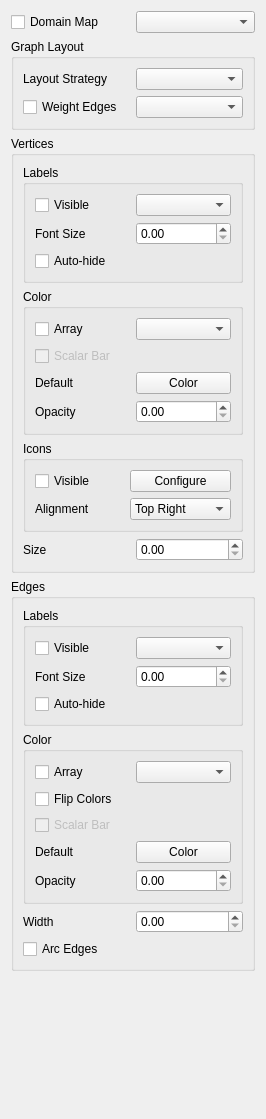
Above: Plugins/ClientGraphView/ClientGraphDisplay.ui from wildmichael/ParaView3-enhancements-old before the change. Below: the same form after it.
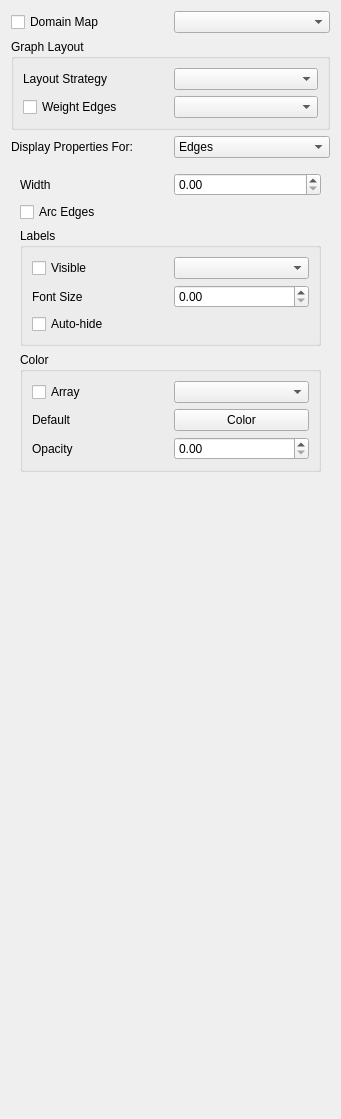
That is the form after the change. Custom widgets are drawn as their Qt base class.

Commit message: ENH: Improve OverView graph display UI.

Patch:
```diff
--- a/Plugins/ClientGraphView/ClientGraphDisplay.ui
+++ b/Plugins/ClientGraphView/ClientGraphDisplay.ui
@@ -6,15 +6,15 @@
    <rect>
     <x>0</x>
     <y>0</y>
-    <width>266</width>
+    <width>341</width>
     <height>1119</height>
    </rect>
   </property>
   <property name="windowTitle">
    <string>Form</string>
   </property>
-  <layout class="QVBoxLayout">
-   <item>
+  <layout class="QGridLayout" name="gridLayout_3">
+   <item row="0" column="0" colspan="2">
     <layout class="QHBoxLayout">
      <item>
       <widget class="QCheckBox" name="useDomainMap">
@@ -28,14 +28,14 @@
      </item>
     </layout>
    </item>
-   <item>
-    <widget class="QGroupBox" name="groupBox_5">
+   <item row="1" column="0" colspan="2">
+    <widget class="QGroupBox" name="groupBox_7">
      <property name="title">
       <string>Graph Layout</string>
      </property>
-     <layout class="QGridLayout" name="gridLayout">
+     <layout class="QGridLayout" name="_8">
       <item row="0" column="0">
-       <widget class="QLabel" name="label_6">
+       <widget class="QLabel" name="label_7">
         <property name="text">
          <string>Layout Strategy</string>
         </property>
@@ -57,18 +57,170 @@
      </layout>
     </widget>
    </item>
+   <item row="2" column="0">
+    <widget class="QLabel" name="label_19">
+     <property name="text">
+      <string>Display Properties For:</string>
+     </property>
+    </widget>
+   </item>
+   <item row="2" column="1">
+    <widget class="QComboBox" name="displayFor">
    <item>
-    <widget class="QGroupBox" name="vertices">
-     <property name="title">
+      <property name="text">
+       <string>Edges</string>
+      </property>
+     </item>
+     <item>
+      <property name="text">
       <string>Vertices</string>
      </property>
-     <layout class="QVBoxLayout">
-      <item>
+     </item>
+    </widget>
+   </item>
+   <item row="3" column="0" colspan="2">
+    <widget class="QStackedWidget" name="stackedWidget">
+     <property name="currentIndex">
+      <number>0</number>
+     </property>
+     <widget class="QWidget" name="page_3">
+      <layout class="QGridLayout" name="gridLayout_4">
+       <item row="0" column="0">
+        <widget class="QLabel" name="label_2">
+         <property name="text">
+          <string>Width</string>
+         </property>
+        </widget>
+       </item>
+       <item row="0" column="1">
+        <widget class="QDoubleSpinBox" name="edgeWidth"/>
+       </item>
+       <item row="1" column="0">
+        <widget class="QCheckBox" name="arcEdges">
+         <property name="text">
+          <string>Arc Edges</string>
+         </property>
+        </widget>
+       </item>
+       <item row="2" column="0" colspan="2">
+        <widget class="QGroupBox" name="groupBox_4">
+         <property name="title">
+          <string>Labels</string>
+         </property>
+         <layout class="QGridLayout" name="_3">
+          <item row="0" column="0">
+           <widget class="QCheckBox" name="edgeLabels">
+            <property name="text">
+             <string>Visible</string>
+            </property>
+           </widget>
+          </item>
+          <item row="0" column="1">
+           <widget class="QComboBox" name="edgeLabelArray"/>
+          </item>
+          <item row="1" column="0">
+           <widget class="QLabel" name="label_9">
+            <property name="text">
+             <string>Font Size</string>
+            </property>
+           </widget>
+          </item>
+          <item row="1" column="1">
+           <widget class="QDoubleSpinBox" name="edgeLabelFontSize"/>
+          </item>
+          <item row="2" column="0">
+           <widget class="QCheckBox" name="autoHideEdgeLabels">
+            <property name="text">
+             <string>Auto-hide</string>
+            </property>
+           </widget>
+          </item>
+         </layout>
+        </widget>
+       </item>
+       <item row="3" column="0" colspan="2">
+        <widget class="QGroupBox" name="groupBox_3">
+         <property name="title">
+          <string>Color</string>
+         </property>
+         <layout class="QGridLayout" name="_4">
+          <item row="0" column="0">
+           <widget class="QCheckBox" name="edgeColorByArray">
+            <property name="text">
+             <string>Array</string>
+            </property>
+           </widget>
+          </item>
+          <item row="0" column="1">
+           <widget class="QComboBox" name="edgeColorArray"/>
+          </item>
+          <item row="1" column="0">
+           <widget class="QLabel" name="label_11">
+            <property name="text">
+             <string>Default</string>
+            </property>
+           </widget>
+          </item>
+          <item row="1" column="1">
+           <widget class="pqColorChooserButton" name="edgeColor">
+            <property name="text">
+             <string>Color</string>
+            </property>
+           </widget>
+          </item>
+          <item row="2" column="0">
+           <widget class="QLabel" name="label_4">
+            <property name="text">
+             <string>Opacity</string>
+            </property>
+           </widget>
+          </item>
+          <item row="2" column="1">
+           <widget class="QDoubleSpinBox" name="edgeOpacity">
+            <property name="maximum">
+             <double>1.000000000000000</double>
+            </property>
+            <property name="singleStep">
+             <double>0.100000000000000</double>
+            </property>
+           </widget>
+          </item>
+         </layout>
+        </widget>
+       </item>
+       <item row="4" column="1">
+        <spacer name="verticalSpacer_3">
+         <property name="orientation">
+          <enum>Qt::Vertical</enum>
+         </property>
+         <property name="sizeHint" stdset="0">
+          <size>
+           <width>17</width>
+           <height>130</height>
+          </size>
+         </property>
+        </spacer>
+       </item>
+      </layout>
+     </widget>
+     <widget class="QWidget" name="page_2">
+      <layout class="QGridLayout" name="gridLayout">
+       <item row="0" column="0">
+        <widget class="QLabel" name="label">
+         <property name="text">
+          <string>Size</string>
+         </property>
+        </widget>
+       </item>
+       <item row="0" column="1">
+        <widget class="QDoubleSpinBox" name="vertexSize"/>
+       </item>
+       <item row="1" column="0" colspan="2">
        <widget class="QGroupBox" name="groupBox_2">
         <property name="title">
          <string>Labels</string>
         </property>
-        <layout class="QGridLayout">
+         <layout class="QGridLayout" name="_5">
          <item row="0" column="0">
           <widget class="QCheckBox" name="vertexLabels">
            <property name="text">
@@ -99,12 +251,12 @@
         </layout>
        </widget>
       </item>
-      <item>
+       <item row="2" column="0" colspan="2">
        <widget class="QGroupBox" name="groupBox">
         <property name="title">
          <string>Color</string>
         </property>
-        <layout class="QGridLayout">
+         <layout class="QGridLayout" name="_6">
          <item row="0" column="0">
           <widget class="QCheckBox" name="vertexColorByArray">
            <property name="text">
@@ -116,37 +268,27 @@
           <widget class="QComboBox" name="vertexColorArray"/>
          </item>
          <item row="1" column="0">
-          <widget class="QCheckBox" name="vertexScalarBar">
-           <property name="enabled">
-            <bool>false</bool>
-           </property>
-           <property name="text">
-            <string>Scalar Bar</string>
-           </property>
-          </widget>
-         </item>
-         <item row="2" column="0">
           <widget class="QLabel" name="label_10">
            <property name="text">
             <string>Default</string>
            </property>
           </widget>
          </item>
-         <item row="2" column="1">
+          <item row="1" column="1">
           <widget class="pqColorChooserButton" name="vertexColor">
            <property name="text">
             <string>Color</string>
            </property>
           </widget>
          </item>
-         <item row="3" column="0">
+          <item row="2" column="0">
           <widget class="QLabel" name="label_3">
            <property name="text">
             <string>Opacity</string>
            </property>
           </widget>
          </item>
-         <item row="3" column="1">
+          <item row="2" column="1">
           <widget class="QDoubleSpinBox" name="vertexOpacity">
            <property name="maximum">
             <double>1.000000000000000</double>
@@ -159,12 +301,12 @@
         </layout>
        </widget>
       </item>
-      <item>
-       <widget class="QGroupBox" name="groupBox_2">
+       <item row="3" column="0" colspan="2">
+        <widget class="QGroupBox" name="groupBox_6">
         <property name="title">
          <string>Icons</string>
         </property>
-        <layout class="QGridLayout">
+         <layout class="QGridLayout" name="_7">
          <item row="0" column="0">
           <widget class="QCheckBox" name="iconVisibility">
            <property name="text">
@@ -238,158 +380,8 @@
         </layout>
        </widget>
       </item>
-      <item>
-       <layout class="QHBoxLayout">
-        <item>
-         <widget class="QLabel" name="label">
-          <property name="text">
-           <string>Size</string>
-          </property>
-         </widget>
-        </item>
-        <item>
-         <widget class="QDoubleSpinBox" name="vertexSize"/>
-        </item>
-       </layout>
-      </item>
-     </layout>
-    </widget>
-   </item>
-   <item>
-    <widget class="QGroupBox" name="edges">
-     <property name="title">
-      <string>Edges</string>
-     </property>
-     <layout class="QVBoxLayout">
-      <item>
-       <widget class="QGroupBox" name="groupBox_4">
-        <property name="title">
-         <string>Labels</string>
-        </property>
-        <layout class="QGridLayout">
-         <item row="0" column="0">
-          <widget class="QCheckBox" name="edgeLabels">
-           <property name="text">
-            <string>Visible</string>
-           </property>
-          </widget>
-         </item>
-         <item row="0" column="1">
-          <widget class="QComboBox" name="edgeLabelArray"/>
-         </item>
-         <item row="1" column="0">
-          <widget class="QLabel" name="label_9">
-           <property name="text">
-            <string>Font Size</string>
-           </property>
-          </widget>
-         </item>
-         <item row="1" column="1">
-          <widget class="QDoubleSpinBox" name="edgeLabelFontSize"/>
-         </item>
-         <item row="2" column="0">
-          <widget class="QCheckBox" name="autoHideEdgeLabels">
-           <property name="text">
-            <string>Auto-hide</string>
-           </property>
-          </widget>
-         </item>
-        </layout>
-       </widget>
-      </item>
-      <item>
-       <widget class="QGroupBox" name="groupBox_3">
-        <property name="title">
-         <string>Color</string>
-        </property>
-        <layout class="QGridLayout">
-         <item row="0" column="0">
-          <widget class="QCheckBox" name="edgeColorByArray">
-           <property name="text">
-            <string>Array</string>
-           </property>
-          </widget>
-         </item>
-         <item row="0" column="1">
-          <widget class="QComboBox" name="edgeColorArray"/>
-         </item>
-         <item row="3" column="0">
-          <widget class="QLabel" name="label_11">
-           <property name="text">
-            <string>Default</string>
-           </property>
-          </widget>
-         </item>
-         <item row="3" column="1">
-          <widget class="pqColorChooserButton" name="edgeColor">
-           <property name="text">
-            <string>Color</string>
-           </property>
-          </widget>
-         </item>
          <item row="4" column="0">
-          <widget class="QLabel" name="label_4">
-           <property name="text">
-            <string>Opacity</string>
-           </property>
-          </widget>
-         </item>
-         <item row="4" column="1">
-          <widget class="QDoubleSpinBox" name="edgeOpacity">
-           <property name="maximum">
-            <double>1.000000000000000</double>
-           </property>
-           <property name="singleStep">
-            <double>0.100000000000000</double>
-           </property>
-          </widget>
-         </item>
-         <item row="1" column="0">
-          <widget class="QCheckBox" name="flipEdgeColorMap">
-           <property name="text">
-            <string>Flip Colors</string>
-           </property>
-          </widget>
-         </item>
-         <item row="2" column="0">
-          <widget class="QCheckBox" name="edgeScalarBar">
-           <property name="enabled">
-            <bool>false</bool>
-           </property>
-           <property name="text">
-            <string>Scalar Bar</string>
-           </property>
-          </widget>
-         </item>
-        </layout>
-       </widget>
-      </item>
-      <item>
-       <layout class="QHBoxLayout">
-        <item>
-         <widget class="QLabel" name="label_2">
-          <property name="text">
-           <string>Width</string>
-          </property>
-         </widget>
-        </item>
-        <item>
-         <widget class="QDoubleSpinBox" name="edgeWidth"/>
-        </item>
-       </layout>
-      </item>
-      <item>
-       <widget class="QCheckBox" name="arcEdges">
-        <property name="text">
-         <string>Arc Edges</string>
-        </property>
-       </widget>
-      </item>
-     </layout>
-    </widget>
-   </item>
-   <item>
-    <spacer>
+        <spacer name="verticalSpacer">
      <property name="orientation">
       <enum>Qt::Vertical</enum>
      </property>
@@ -403,6 +395,23 @@
    </item>
   </layout>
  </widget>
+    </widget>
+   </item>
+   <item row="4" column="1">
+    <spacer name="spacer">
+     <property name="orientation">
+      <enum>Qt::Vertical</enum>
+     </property>
+     <property name="sizeHint" stdset="0">
+      <size>
+       <width>20</width>
+       <height>448</height>
+      </size>
+     </property>
+    </spacer>
+   </item>
+  </layout>
+ </widget>
  <customwidgets>
   <customwidget>
    <class>pqColorChooserButton</class>
```
Left out of the diff: 32 changed lines with no effect on the pictures. Lines whose indentation alone changed are shown as unchanged. The commit also changes 3 other files.
